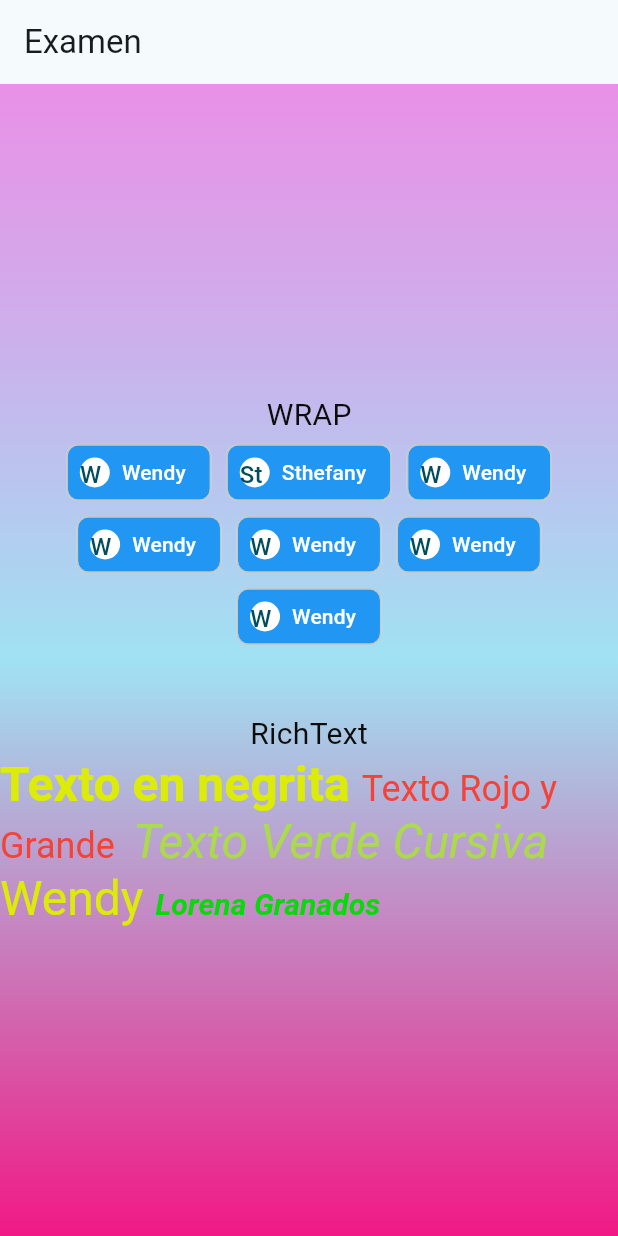
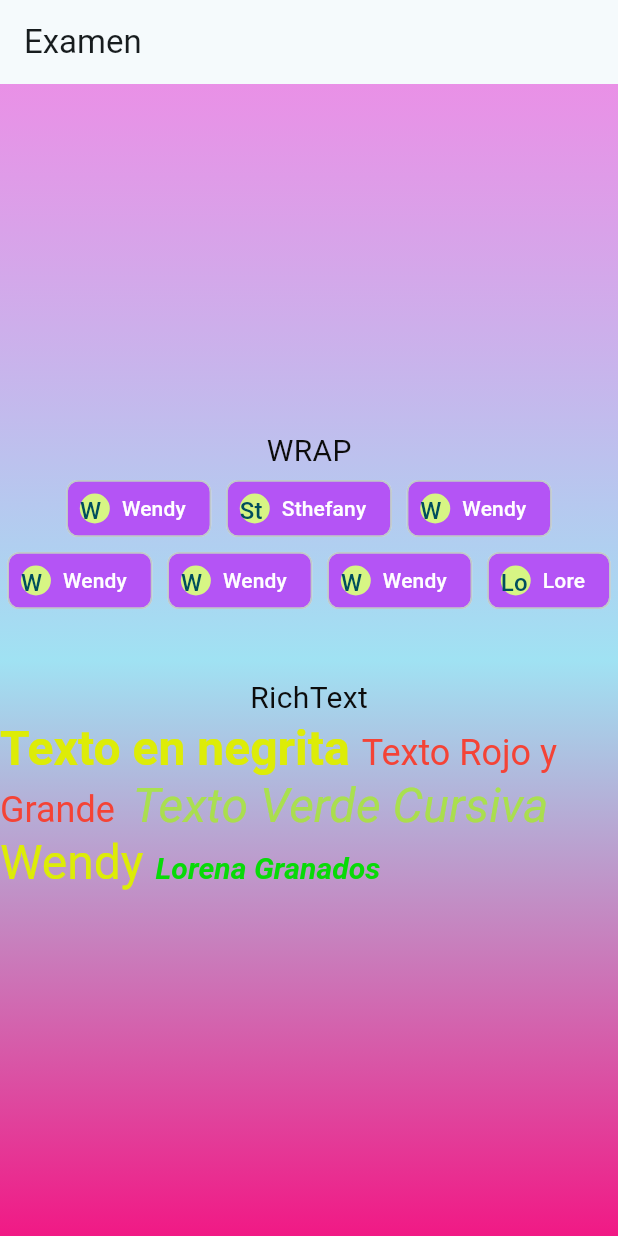
Before and after one commit to granadoshernandez/eval2_sis22, a Flutter app: the AcercaDe screen opened directly, on a phone screen of 412 x 824 dp. Run offline on Flutter 3.47's test engine with Material 2 defaults, Android fonts, the phone set to English and light mode, and no system bars; our stand-ins replace cloud_firestore, firebase_auth, firebase_core, quickalert; accounts and stored records are empty.

```diff
--- a/lib/pages/AcercaDe.dart
+++ b/lib/pages/AcercaDe.dart
@@ -49,7 +49,7 @@ class AcercaDe extends StatelessWidget {
                   Wen('Wendy'),
                   Wen('Wendy'),
                   Wen('Wendy'),
-                  Wen('Wendy'),
+                  Wen('Lore'),
                 ],
               ),
               SizedBox(height: 40),
@@ -116,10 +116,10 @@ class Wen extends StatelessWidget {
     return Chip(
       avatar: CircleAvatar(
         child: Text(this.texto),
-        backgroundColor: Colors.white,
+        backgroundColor: Color.fromARGB(255, 215, 245, 132),
       ),
       label: Text(this.texto, style: TextStyle(color: Colors.white)),
-      backgroundColor: Colors.blue,
+      backgroundColor: Color.fromARGB(255, 180, 84, 245),
     );
   }
 }
```
